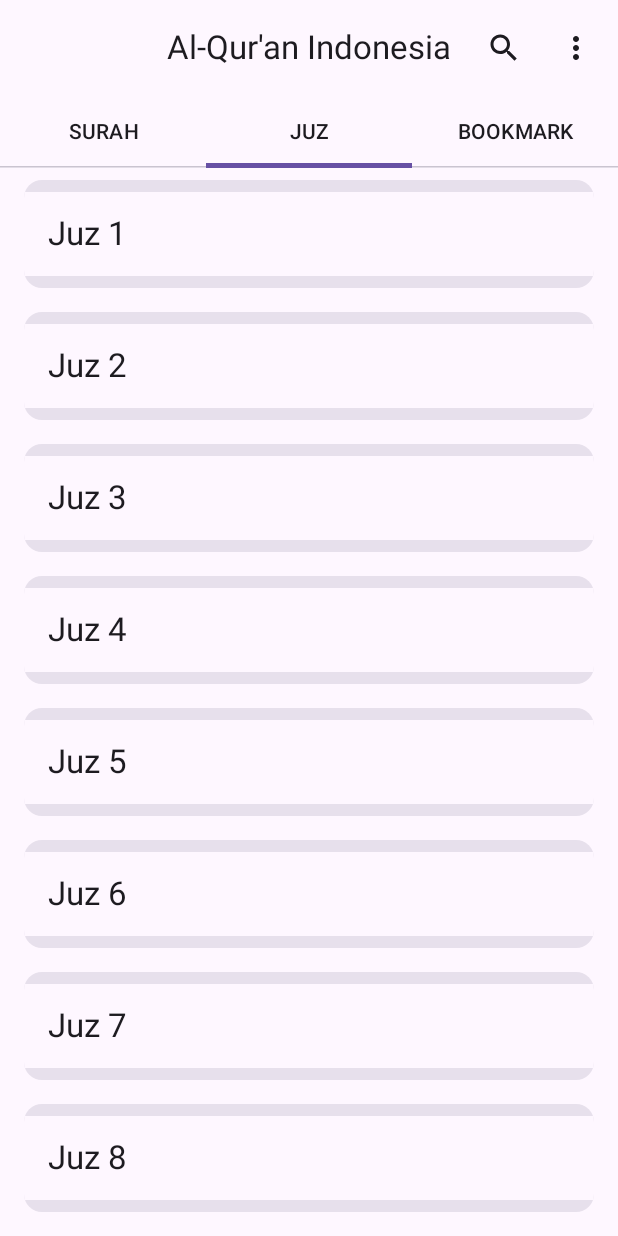
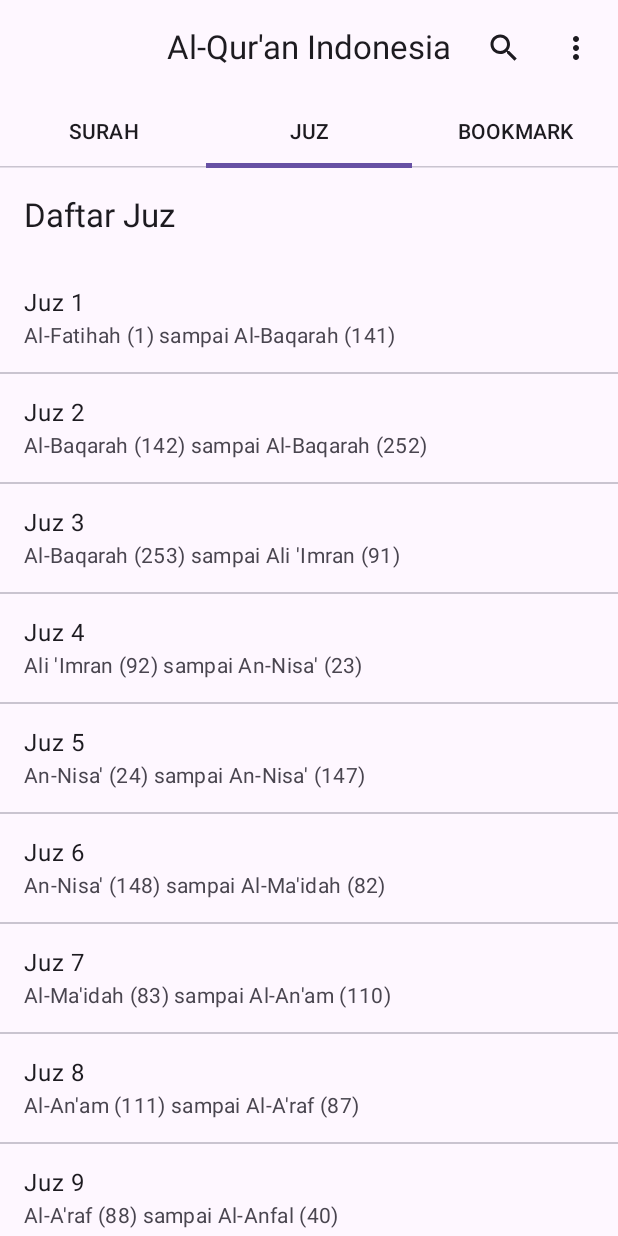
Before and after one commit to lukman12341/myquranApp, an Android app built with Jetpack Compose: the screen it shows after launch (MainActivity), tab 2 chosen, on a phone screen of 412 x 824 dp. Run offline under Robolectric (Android 15) with nearby library versions, the phone set to English and light mode, and no system bars.

Commit message:
lukknew1

```diff
--- /dev/null
+++ b/app/src/main/java/com/example/myq/data/model/JuzList.kt
@@ -0,0 +1,43 @@
+package com.example.myq.data.model
+
+
+data class Juz(
+    val juzNumber: Int,
+    val startSurah: String,
+    val startAyah: Int,
+    val endSurah: String,
+    val endAyah: Int
+)
+
+val juzList = listOf(
+    Juz(1, "Al-Fatihah", 1, "Al-Baqarah", 141),
+    Juz(2, "Al-Baqarah", 142, "Al-Baqarah", 252),
+    Juz(3, "Al-Baqarah", 253, "Ali 'Imran", 91),
+    Juz(4, "Ali 'Imran", 92, "An-Nisa'", 23),
+    Juz(5, "An-Nisa'", 24, "An-Nisa'", 147),
+    Juz(6, "An-Nisa'", 148, "Al-Ma'idah", 82),
+    Juz(7, "Al-Ma'idah", 83, "Al-An'am", 110),
+    Juz(8, "Al-An'am", 111, "Al-A'raf", 87),
+    Juz(9, "Al-A'raf", 88, "Al-Anfal", 40),
+    Juz(10, "Al-Anfal", 41, "At-Taubah", 93),
+    Juz(11, "At-Taubah", 94, "Hud", 5),
+    Juz(12, "Hud", 6, "Yusuf", 52),
+    Juz(13, "Yusuf", 53, "Ibrahim", 52),
+    Juz(14, "Al-Hijr", 1, "An-Nahl", 128),
+    Juz(15, "Al-Isra", 1, "Al-Kahf", 74),
+    Juz(16, "Al-Kahf", 75, "Maryam", 98),
+    Juz(17, "Taha", 1, "Al-Hajj", 78),
+    Juz(18, "Al-Mu'minun", 1, "Al-Furqan", 20),
+    Juz(19, "Al-Furqan", 21, "An-Naml", 55),
+    Juz(20, "An-Naml", 56, "Al-Ankabut", 45),
+    Juz(21, "Al-Ankabut", 46, "Al-Ahzab", 30),
+    Juz(22, "Al-Ahzab", 31, "Ya-Sin", 27),
+    Juz(23, "Ya-Sin", 28, "Az-Zumar", 31),
+    Juz(24, "Az-Zumar", 32, "Fussilat", 46),
+    Juz(25, "Fussilat", 47, "Al-Jathiya", 37),
+    Juz(26, "Al-Ahqaf", 1, "Az-Zariyat", 30),
+    Juz(27, "Az-Zariyat", 31, "Al-Hadid", 29),
+    Juz(28, "Al-Mujadila", 1, "At-Tahrim", 12),
+    Juz(29, "Al-Mulk", 1, "Al-Mursalat", 50),
+    Juz(30, "An-Naba", 1, "An-Nas", 6)
+)
--- a/app/src/main/java/com/example/myq/ui/navigation/NavGraph.kt
+++ b/app/src/main/java/com/example/myq/ui/navigation/NavGraph.kt
@@ -6,19 +6,36 @@ import androidx.navigation.compose.NavHost
 import androidx.navigation.compose.composable
 import com.example.myq.ui.screen.HomeScreen
 import com.example.myq.ui.screen.JuzDetailScreen
+import com.example.myq.ui.screen.JuzListScreen
 import com.example.myq.ui.screen.SurahDetailScreen
+import com.example.myq.ui.screen.SurahListScreen
 
 @Composable
 fun NavGraph(navController: NavHostController) {
     NavHost(navController, startDestination = "home") {
+        // Halaman Home
         composable("home") {
             HomeScreen(navController)
         }
-        // Tambahkan ini di setup NavHost Anda
-        composable("detailJuz/{nomorJuz}") { backStackEntry ->
-            val nomorJuz = backStackEntry.arguments?.getString("nomorJuz")?.toIntOrNull() ?: 1
-            JuzDetailScreen(navController, nomorJuz)
+
+        // Halaman Daftar Juz
+        composable("juz_list") {
+            JuzListScreen(navController)
         }
+
+        // Halaman Detail Juz
+        composable("juz_detail/{juzNumber}") { backStackEntry ->
+            val juzNumber = backStackEntry.arguments?.getString("juzNumber")?.toIntOrNull() ?: 1
+            JuzDetailScreen(navController, juzNumber)
+        }
+
+        // Halaman Daftar Surah
+        composable("surah_list/{surahNumber}") { backStackEntry ->
+            val surahNumber = backStackEntry.arguments?.getString("surahNumber")?.toInt() ?: 1
+            SurahListScreen(navController, surahNumber)
+        }
+
+        // Halaman Detail Surah
         composable("surahDetail/{surahNumber}") { backStackEntry ->
             val surahNumber = backStackEntry.arguments?.getString("surahNumber")?.toIntOrNull() ?: 1
             SurahDetailScreen(surahNumber)
--- a/app/src/main/java/com/example/myq/ui/screen/JuzListScreen.kt
+++ b/app/src/main/java/com/example/myq/ui/screen/JuzListScreen.kt
@@ -1,26 +1,62 @@
 package com.example.myq.ui.screen
 
 import androidx.compose.foundation.clickable
-import androidx.compose.foundation.layout.*
+import androidx.compose.foundation.layout.Box
+import androidx.compose.foundation.layout.fillMaxSize
+import androidx.compose.foundation.layout.fillMaxWidth
+import androidx.compose.foundation.layout.padding
 import androidx.compose.foundation.lazy.LazyColumn
 import androidx.compose.foundation.lazy.items
-import androidx.compose.material.icons.Icons
-import androidx.compose.material.icons.filled.ArrowBack
 import androidx.compose.material3.*
-import androidx.compose.runtime.*
+import androidx.compose.runtime.Composable
+import androidx.compose.runtime.LaunchedEffect
+import androidx.compose.runtime.collectAsState
+import androidx.compose.runtime.getValue
 import androidx.compose.ui.Alignment
 import androidx.compose.ui.Modifier
-import androidx.compose.ui.text.style.TextAlign
 import androidx.compose.ui.unit.dp
 import androidx.lifecycle.viewmodel.compose.viewModel
+import androidx.navigation.NavController
 import androidx.navigation.NavHostController
-import com.example.myq.data.model.Ayah
+import com.example.myq.data.model.juzList
 import com.example.myq.data.network.ApiClient
 import com.example.myq.viewmodel.JuzViewModel
 import com.example.myq.viewmodel.JuzViewModelFactory
 
+// JuzListScreen menggunakan data statis "juzList"
+@OptIn(ExperimentalMaterial3Api::class)
 @Composable
-fun JuzListScreen(navController: NavHostController) {
+fun JuzListScreen(navController: NavController) {
+    Scaffold(
+        topBar = {
+            TopAppBar(title = { Text("Daftar Juz") })
+        }
+    ) { paddingValues ->
+        LazyColumn(
+            contentPadding = paddingValues,
+            modifier = Modifier.fillMaxSize()
+        ) {
+            items(juzList) { juz ->
+                ListItem(
+                    headlineContent = { Text("Juz ${juz.juzNumber}") },
+                    supportingContent = {
+                        Text("${juz.startSurah} (${juz.startAyah}) sampai ${juz.endSurah} (${juz.endAyah})")
+                    },
+                    modifier = Modifier
+                        .fillMaxWidth()
+                        .clickable {
+                            navController.navigate("juz_detail/${juz.juzNumber}")
+                        }
+                )
+                Divider()
+            }
+        }
+    }
+}
+
+// JuzListScreenWithViewModel menggunakan ViewModel untuk mengambil data dari API
+@Composable
+fun JuzListScreenWithViewModel(navController: NavHostController) {
     val viewModel: JuzViewModel = viewModel(factory = JuzViewModelFactory(ApiClient.apiService))
     val daftarJuz by viewModel.daftarJuz.collectAsState()
     val sedangMemuat by viewModel.sedangMemuat.collectAsState()
@@ -47,7 +83,7 @@ private fun JuzItem(navController: NavHostController, nomorJuz: Int) {
     Card(
         modifier = Modifier
             .padding(horizontal = 16.dp, vertical = 8.dp)
-            .clickable { navController.navigate("detailJuz/$nomorJuz") },
+            .clickable { navController.navigate("juz_detail/$nomorJuz") },
         colors = CardDefaults.cardColors(
             containerColor = MaterialTheme.colorScheme.surfaceVariant
         )
@@ -63,69 +99,3 @@ private fun JuzItem(navController: NavHostController, nomorJuz: Int) {
         )
     }
 }
-
-@Composable
-fun JuzDetailScreen(navController: NavHostController, nomorJuz: Int) {
-    val viewModel: JuzViewModel = viewModel(factory = JuzViewModelFactory(ApiClient.apiService))
-    val detailJuz by viewModel.detailJuz.collectAsState()
-    val sedangMemuat by viewModel.sedangMemuat.collectAsState()
-
-    LaunchedEffect(nomorJuz) {
-        viewModel.ambilDetailJuz(nomorJuz)
-    }
-
-    Scaffold(
-        topBar = {
-            @OptIn(ExperimentalMaterial3Api::class)
-            CenterAlignedTopAppBar(
-                title = { Text("Juz $nomorJuz") },
-                navigationIcon = {
-                    IconButton(onClick = { navController.popBackStack() }) {
-                        Icon(
-                            imageVector = Icons.Default.ArrowBack,
-                            contentDescription = "Kembali"
-                        )
-                    }
-                }
-            )
-        }
-    ) { paddingValues ->
-        if (sedangMemuat) {
-            Box(modifier = Modifier.fillMaxSize(), contentAlignment = Alignment.Center) {
-                CircularProgressIndicator()
-            }
-        } else {
-            detailJuz?.data?.let { dataJuz ->
-                LazyColumn(modifier = Modifier.padding(paddingValues)) {
-                    items(dataJuz.ayah) { ayat ->
-                        AyahItem(ayat)
-                    }
-                }
-            }
-        }
-    }
-}
-
-@Composable
-private fun AyahItem(ayat: Ayah) {
-    Card(
-        modifier = Modifier
-            .padding(horizontal = 16.dp, vertical = 8.dp)
-    ) {
-        Column(modifier = Modifier.padding(16.dp)) {
-            // Teks Arab
-            Text(
-                text = ayat.text,
-                style = MaterialTheme.typography.titleLarge,
-                textAlign = TextAlign.End,
-                modifier = Modifier.fillMaxWidth()
-            )
-            Spacer(modifier = Modifier.height(8.dp))
-            // Terjemahan
-            Text(
-                text = "Terjemahan akan ditampilkan di sini",
-                style = MaterialTheme.typography.bodyMedium
-            )
-        }
-    }
-}
```
Also changed, not shown: app/src/main/java/com/example/myq/ui/screen/JuzDetailScreen.kt (added, +53 -0 lines), app/src/main/java/com/example/myq/ui/screen/SurahListScreen.kt (added, +54 -0 lines).
